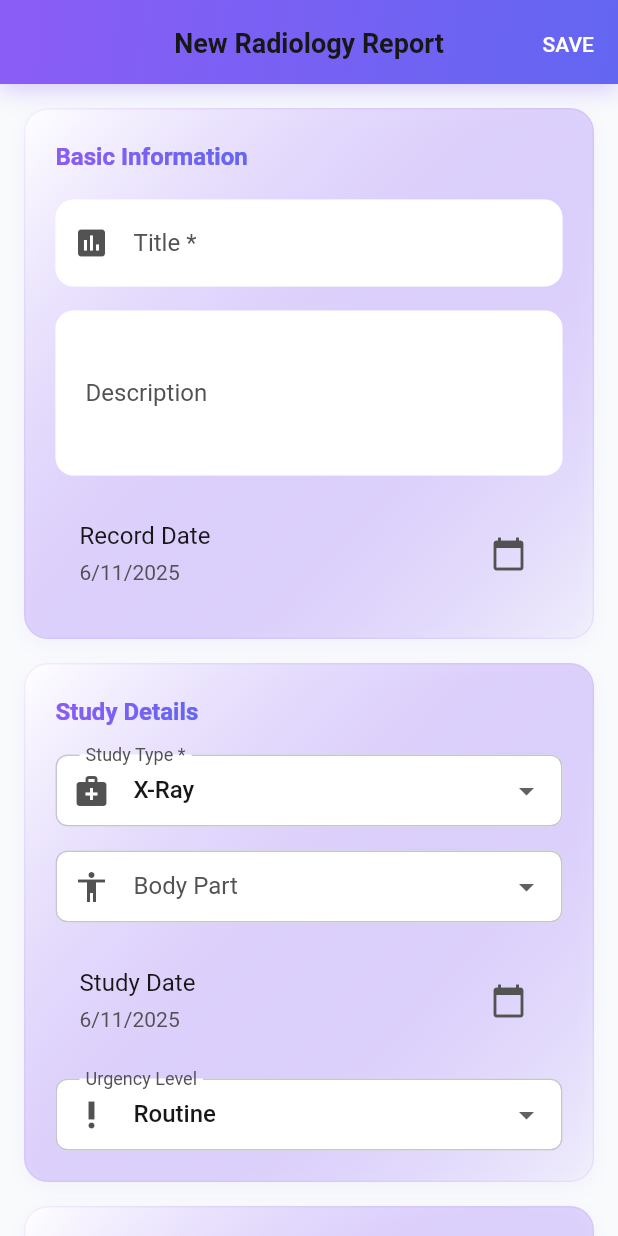
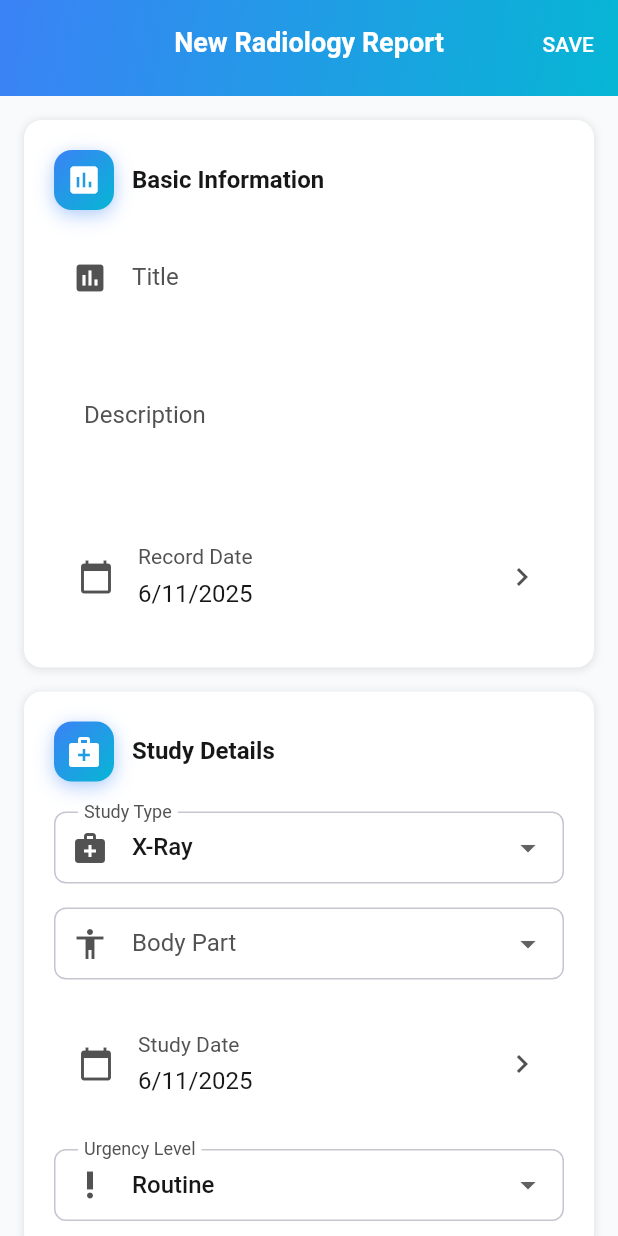
Before and after one commit to theprantadutta/health_box, a Flutter app: the RadiologyRecordFormScreen screen opened by its route, on a phone screen of 412 x 824 dp. Run offline on Flutter 3.47's test engine with Material 3 defaults, Android fonts, the phone set to English and light mode, and no system bars; our stand-ins replace audioplayers, connectivity_plus, csv, drift, file_picker, fl_chart and 14 more; missing offline and left inert: alarm, encrypted_drift, google_mlkit_text_recognition, googleapis; accounts and stored records are empty; generated files the repository leaves out were written again; statements that could not run were skipped.

Commit message:
feat(design-system): redesign Radiology form (Phase 5 - Batch 4 Part 1)

```diff
--- a/lib/features/medical_records/screens/radiology_record_form_screen.dart
+++ b/lib/features/medical_records/screens/radiology_record_form_screen.dart
@@ -7,7 +7,11 @@ import '../../../data/models/radiology_record.dart';
 import '../../../shared/widgets/attachment_form_widget.dart';
 import '../../../shared/services/attachment_service.dart';
 import '../../../shared/theme/design_system.dart';
-import '../../../shared/widgets/modern_text_field.dart';
+import '../../../shared/widgets/hb_app_bar.dart';
+import '../../../shared/widgets/hb_button.dart';
+import '../../../shared/widgets/hb_text_field.dart';
+import '../../../shared/widgets/hb_card.dart';
+import '../../../shared/widgets/hb_list_tile.dart';
 import 'dart:developer' as developer;
 
 class RadiologyRecordFormScreen extends ConsumerStatefulWidget {
@@ -67,46 +71,34 @@ class _RadiologyRecordFormScreenState
   @override
   Widget build(BuildContext context) {
     return Scaffold(
-      appBar: AppBar(
-        title: Text(_isEditing ? 'Edit Radiology Report' : 'New Radiology Report'),
-        iconTheme: const IconThemeData(color: Colors.white),
-        flexibleSpace: Container(
-          decoration: BoxDecoration(
-            gradient: HealthBoxDesignSystem.radiologyGradient,
-            boxShadow: [
-              BoxShadow(
-                color: HealthBoxDesignSystem.radiologyGradient.colors.first.withValues(alpha: 0.3),
-                offset: const Offset(0, 4),
-                blurRadius: 12,
+      appBar: HBAppBar.gradient(
+        title: _isEditing ? 'Edit Radiology Report' : 'New Radiology Report',
+        gradient: RecordTypeUtils.getGradient('radiology'),
+        actions: [
+          HBButton.text(
+            onPressed: _isLoading ? null : _saveRadiologyRecord,
+            child: Text(
+              _isLoading ? 'SAVING...' : 'SAVE',
+              style: const TextStyle(color: Colors.white),
             ),
-            ],
-          ),
-        ),
-        actions: [
-          TextButton(
-            onPressed: _isLoading ? null : _saveRadiologyRecord,
-            style: TextButton.styleFrom(
-              foregroundColor: Colors.white,
-            ),
-            child: Text(_isLoading ? 'SAVING...' : 'SAVE'),
           ),
         ],
       ),
       body: Form(
         key: _formKey,
         child: ListView(
-          padding: const EdgeInsets.all(16),
+          padding: EdgeInsets.all(context.responsivePadding),
           children: [
             _buildBasicInfoSection(),
-            const SizedBox(height: 16),
+            SizedBox(height: AppSpacing.base),
             _buildStudyDetailsSection(),
-            const SizedBox(height: 16),
+            SizedBox(height: AppSpacing.base),
             _buildClinicalInfoSection(),
-            const SizedBox(height: 16),
+            SizedBox(height: AppSpacing.base),
             _buildFindingsSection(),
-            const SizedBox(height: 16),
+            SizedBox(height: AppSpacing.base),
             _buildTechnicalDetailsSection(),
-            const SizedBox(height: 16),
+            SizedBox(height: AppSpacing.base),
             _buildAttachmentsSection(),
           ],
         ),
@@ -115,15 +107,18 @@ class _RadiologyRecordFormScreenState
   }
 
   Widget _buildBasicInfoSection() {
-    return _buildModernSection(
-      title: 'Basic Information',
+    return HBCard.elevated(
+      padding: EdgeInsets.all(AppSpacing.lg),
+      child: Column(
+        crossAxisAlignment: CrossAxisAlignment.start,
         children: [
-        ModernTextField(
+          _buildSectionHeader('Basic Information', Icons.assessment, RecordTypeUtils.getGradient('radiology')),
+          SizedBox(height: AppSpacing.lg),
+          HBTextField.filled(
             controller: _titleController,
-          labelText: 'Title *',
-          hintText: 'e.g., Chest X-Ray Report',
-          prefixIcon: const Icon(Icons.assessment),
-          focusGradient: HealthBoxDesignSystem.radiologyGradient,
+            label: 'Title',
+            hint: 'e.g., Chest X-Ray Report',
+            prefixIcon: Icons.assessment,
             validator: (value) {
               if (value == null || value.trim().isEmpty) {
                 return 'Title is required';
@@ -131,207 +126,203 @@ class _RadiologyRecordFormScreenState
               return null;
             },
           ),
-        const SizedBox(height: 16),
-        ModernTextField(
+          SizedBox(height: AppSpacing.base),
+          HBTextField.multiline(
             controller: _descriptionController,
-          labelText: 'Description',
-          hintText: 'Additional details about this study',
-          maxLines: 3,
-          focusGradient: HealthBoxDesignSystem.radiologyGradient,
+            label: 'Description',
+            hint: 'Additional details about this study',
+            minLines: 3,
+            maxLines: 5,
           ),
-        const SizedBox(height: 16),
-        ListTile(
-          title: const Text('Record Date'),
-          subtitle: Text(_formatDate(_recordDate)),
-          trailing: const Icon(Icons.calendar_today),
-          onTap: () => _selectDate(context, isRecordDate: true),
+          SizedBox(height: AppSpacing.base),
+          _buildDateTile('Record Date', _recordDate, () => _selectDate(context, isRecordDate: true)),
+        ],
       ),
-      ],
     );
   }
 
   Widget _buildStudyDetailsSection() {
-    return _buildModernSection(
-      title: 'Study Details',
+    return HBCard.elevated(
+      padding: EdgeInsets.all(AppSpacing.lg),
+      child: Column(
+        crossAxisAlignment: CrossAxisAlignment.start,
         children: [
+          _buildSectionHeader('Study Details', Icons.medical_services, RecordTypeUtils.getGradient('radiology')),
+          SizedBox(height: AppSpacing.lg),
           DropdownButtonFormField<String>(
-          initialValue: _selectedStudyType,
-          decoration: const InputDecoration(
-            labelText: 'Study Type *',
-            border: OutlineInputBorder(),
-            prefixIcon: Icon(Icons.medical_services),
+            value: _selectedStudyType,
+            decoration: InputDecoration(
+              labelText: 'Study Type',
+              prefixIcon: const Icon(Icons.medical_services),
+              filled: true,
+              fillColor: context.colorScheme.surfaceContainerHighest,
+              border: OutlineInputBorder(borderRadius: AppRadii.radiusMd, borderSide: BorderSide.none),
             ),
             items: RadiologyStudyTypes.allTypes
-              .map((type) => DropdownMenuItem(
-                    value: type,
-                    child: Text(type),
-                  ))
+                .map((type) => DropdownMenuItem(value: type, child: Text(type)))
                 .toList(),
             onChanged: (value) {
-            if (value != null) {
-              setState(() => _selectedStudyType = value);
-            }
+              if (value != null) setState(() => _selectedStudyType = value);
             },
             validator: (value) {
-            if (value == null || value.isEmpty) {
-              return 'Study type is required';
-            }
+              if (value == null || value.isEmpty) return 'Study type is required';
               return null;
             },
           ),
-        const SizedBox(height: 16),
+          SizedBox(height: AppSpacing.base),
           DropdownButtonFormField<String>(
-          initialValue: _selectedBodyPart,
-          decoration: const InputDecoration(
+            value: _selectedBodyPart,
+            decoration: InputDecoration(
               labelText: 'Body Part',
-            border: OutlineInputBorder(),
-            prefixIcon: Icon(Icons.accessibility),
+              prefixIcon: const Icon(Icons.accessibility),
+              filled: true,
+              fillColor: context.colorScheme.surfaceContainerHighest,
+              border: OutlineInputBorder(borderRadius: AppRadii.radiusMd, borderSide: BorderSide.none),
             ),
             items: RadiologyBodyParts.allParts
-              .map((part) => DropdownMenuItem(
-                    value: part,
-                    child: Text(part),
-                  ))
+                .map((part) => DropdownMenuItem(value: part, child: Text(part)))
+                .toList(),
+            onChanged: (value) => setState(() => _selectedBodyPart = value),
+          ),
+          SizedBox(height: AppSpacing.base),
+          _buildDateTile('Study Date', _studyDate, () => _selectDate(context, isRecordDate: false)),
+          SizedBox(height: AppSpacing.base),
+          DropdownButtonFormField<String>(
+            value: _selectedUrgency,
+            decoration: InputDecoration(
+              labelText: 'Urgency Level',
+              prefixIcon: const Icon(Icons.priority_high),
+              filled: true,
+              fillColor: context.colorScheme.surfaceContainerHighest,
+              border: OutlineInputBorder(borderRadius: AppRadii.radiusMd, borderSide: BorderSide.none),
+            ),
+            items: RadiologyUrgency.allLevels
+                .map((urgency) => DropdownMenuItem(value: urgency, child: Text(_getUrgencyDisplayName(urgency))))
                 .toList(),
             onChanged: (value) {
-            setState(() => _selectedBodyPart = value);
-          },
-        ),
-        const SizedBox(height: 16),
-        ListTile(
-          title: const Text('Study Date'),
-          subtitle: Text(_formatDate(_studyDate)),
-          trailing: const Icon(Icons.calendar_today),
-          onTap: () => _selectDate(context, isRecordDate: false),
-        ),
-        const SizedBox(height: 16),
-        DropdownButtonFormField<String>(
-          initialValue: _selectedUrgency,
-          decoration: const InputDecoration(
-            labelText: 'Urgency Level',
-            border: OutlineInputBorder(),
-            prefixIcon: Icon(Icons.priority_high),
-          ),
-          items: RadiologyUrgency.allLevels
-              .map((urgency) => DropdownMenuItem(
-                    value: urgency,
-                    child: Text(_getUrgencyDisplayName(urgency)),
-                  ))
-              .toList(),
-          onChanged: (value) {
-            if (value != null) {
-              setState(() => _selectedUrgency = value);
-            }
+              if (value != null) setState(() => _selectedUrgency = value);
             },
           ),
         ],
+      ),
     );
   }
 
   Widget _buildClinicalInfoSection() {
-    return _buildModernSection(
-      title: 'Clinical Information',
+    return HBCard.elevated(
+      padding: EdgeInsets.all(AppSpacing.lg),
+      child: Column(
+        crossAxisAlignment: CrossAxisAlignment.start,
         children: [
-        ModernTextField(
+          _buildSectionHeader('Clinical Information', Icons.person, RecordTypeUtils.getGradient('radiology')),
+          SizedBox(height: AppSpacing.lg),
+          HBTextField.filled(
             controller: _radiologistController,
-          labelText: 'Radiologist',
-          hintText: 'Interpreting radiologist name',
-          prefixIcon: const Icon(Icons.person),
-          focusGradient: HealthBoxDesignSystem.radiologyGradient,
+            label: 'Radiologist',
+            hint: 'Interpreting radiologist name',
+            prefixIcon: Icons.person,
           ),
-        const SizedBox(height: 16),
-        ModernTextField(
+          SizedBox(height: AppSpacing.base),
+          HBTextField.filled(
             controller: _facilityController,
-          labelText: 'Facility',
-          hintText: 'Where the study was performed',
-          prefixIcon: const Icon(Icons.local_hospital),
-          focusGradient: HealthBoxDesignSystem.radiologyGradient,
+            label: 'Facility',
+            hint: 'Where the study was performed',
+            prefixIcon: Icons.local_hospital,
           ),
-        const SizedBox(height: 16),
-        ModernTextField(
+          SizedBox(height: AppSpacing.base),
+          HBTextField.filled(
             controller: _referringPhysicianController,
-          labelText: 'Referring Physician',
-          hintText: 'Doctor who ordered the study',
-          prefixIcon: const Icon(Icons.person_outline),
-          focusGradient: HealthBoxDesignSystem.radiologyGradient,
+            label: 'Referring Physician',
+            hint: 'Doctor who ordered the study',
+            prefixIcon: Icons.person_outline,
           ),
         ],
+      ),
     );
   }
 
   Widget _buildFindingsSection() {
-    return _buildModernSection(
-      title: 'Findings & Interpretation',
+    return HBCard.elevated(
+      padding: EdgeInsets.all(AppSpacing.lg),
+      child: Column(
+        crossAxisAlignment: CrossAxisAlignment.start,
         children: [
-        SwitchListTile(
-          title: const Text('Normal Study'),
-          subtitle: const Text('Check if findings are within normal limits'),
+          _buildSectionHeader('Findings & Interpretation', Icons.search, RecordTypeUtils.getGradient('radiology')),
+          SizedBox(height: AppSpacing.lg),
+          HBListTile.switchTile(
+            title: 'Normal Study',
+            subtitle: 'Check if findings are within normal limits',
+            icon: Icons.check_circle,
             value: _isNormal,
-          onChanged: (value) {
-            setState(() => _isNormal = value);
-          },
+            onChanged: (value) => setState(() => _isNormal = value),
+            iconColor: AppColors.success,
           ),
-        const SizedBox(height: 16),
-        ModernTextField(
+          SizedBox(height: AppSpacing.base),
+          HBTextField.multiline(
             controller: _findingsController,
-          labelText: 'Findings',
-          hintText: 'Detailed radiological findings',
-          prefixIcon: const Icon(Icons.search),
-          maxLines: 4,
-          focusGradient: HealthBoxDesignSystem.radiologyGradient,
+            label: 'Findings',
+            hint: 'Detailed radiological findings',
+            prefixIcon: Icons.search,
+            minLines: 4,
+            maxLines: 6,
           ),
-        const SizedBox(height: 16),
-        ModernTextField(
+          SizedBox(height: AppSpacing.base),
+          HBTextField.multiline(
             controller: _impressionController,
-          labelText: 'Impression',
-          hintText: 'Radiologist\'s diagnostic impression',
-          prefixIcon: const Icon(Icons.psychology),
-          maxLines: 3,
-          focusGradient: HealthBoxDesignSystem.radiologyGradient,
+            label: 'Impression',
+            hint: 'Radiologist\'s diagnostic impression',
+            prefixIcon: Icons.psychology,
+            minLines: 3,
+            maxLines: 5,
           ),
-        const SizedBox(height: 16),
-        ModernTextField(
+          SizedBox(height: AppSpacing.base),
+          HBTextField.multiline(
             controller: _recommendationController,
-          labelText: 'Recommendations',
-          hintText: 'Follow-up recommendations',
-          prefixIcon: const Icon(Icons.recommend),
-          maxLines: 3,
-          focusGradient: HealthBoxDesignSystem.radiologyGradient,
+            label: 'Recommendations',
+            hint: 'Follow-up recommendations',
+            prefixIcon: Icons.recommend,
+            minLines: 3,
+            maxLines: 5,
           ),
         ],
+      ),
     );
   }
 
   Widget _buildTechnicalDetailsSection() {
-    return _buildModernSection(
-      title: 'Technical Details',
+    return HBCard.elevated(
+      padding: EdgeInsets.all(AppSpacing.lg),
+      child: Column(
+        crossAxisAlignment: CrossAxisAlignment.start,
         children: [
-        ModernTextField(
+          _buildSectionHeader('Technical Details', Icons.settings, RecordTypeUtils.getGradient('radiology')),
+          SizedBox(height: AppSpacing.lg),
+          HBTextField.multiline(
             controller: _techniqueController,
-          labelText: 'Technique',
-          hintText: 'Imaging technique used',
-          prefixIcon: const Icon(Icons.settings),
-          maxLines: 2,
-          focusGradient: HealthBoxDesignSystem.radiologyGradient,
+            label: 'Technique',
+            hint: 'Imaging technique used',
+            prefixIcon: Icons.settings,
+            minLines: 2,
+            maxLines: 4,
           ),
-        const SizedBox(height: 16),
-        ModernTextField(
+          SizedBox(height: AppSpacing.base),
+          HBTextField.filled(
             controller: _contrastController,
-          labelText: 'Contrast Agent',
-          hintText: 'Contrast used (if any)',
-          prefixIcon: const Icon(Icons.colorize),
-          focusGradient: HealthBoxDesignSystem.radiologyGradient,
+            label: 'Contrast Agent',
+            hint: 'Contrast used (if any)',
+            prefixIcon: Icons.colorize,
           ),
-        const SizedBox(height: 16),
-        ModernTextField(
+          SizedBox(height: AppSpacing.base),
+          HBTextField.multiline(
             controller: _protocolUsedController,
-          labelText: 'Protocol Used',
-          hintText: 'Imaging protocol or sequence',
-          prefixIcon: const Icon(Icons.list),
-          maxLines: 2,
-          focusGradient: HealthBoxDesignSystem.radiologyGradient,
+            label: 'Protocol Used',
+            hint: 'Imaging protocol or sequence',
+            prefixIcon: Icons.list,
+            minLines: 2,
+            maxLines: 4,
           ),
         ],
+      ),
     );
   }
 
@@ -424,52 +415,37 @@ class _RadiologyRecordFormScreenState
           SnackBar(
             content: Row(
               children: [
-                const Icon(Icons.check_circle_outline, color: Colors.white, size: 20),
-                const SizedBox(width: 8),
-                const Expanded(
-                  child: Text('Radiology record saved successfully'),
-                ),
+                const Icon(Icons.check_circle_outline, color: Colors.white, size: AppSizes.iconSm),
+                SizedBox(width: AppSpacing.sm),
+                const Expanded(child: Text('Radiology record saved successfully')),
               ],
             ),
-            backgroundColor: Colors.green,
+            backgroundColor: AppColors.success,
             behavior: SnackBarBehavior.floating,
-            shape: RoundedRectangleBorder(borderRadius: BorderRadius.circular(8)),
+            shape: RoundedRectangleBorder(borderRadius: AppRadii.radiusMd),
           ),
         );
       }
 
-      // Log success
-      developer.log(
-        'Radiology record created successfully for profile: $selectedProfileId',
-        name: 'RadiologyRecordForm',
-        level: 800, // INFO level
-      );
+      developer.log('Radiology record created successfully for profile: $selectedProfileId',
+        name: 'RadiologyRecordForm', level: 800);
     } catch (error, stackTrace) {
-      // Log detailed error to console
-      developer.log(
-        'Failed to save radiology record',
-        name: 'RadiologyRecordForm',
-        level: 1000, // ERROR level
-        error: error,
-        stackTrace: stackTrace,
-      );
+      developer.log('Failed to save radiology record',
+        name: 'RadiologyRecordForm', level: 1000, error: error, stackTrace: stackTrace);
 
       if (mounted) {
-        // Show user-friendly error message
         ScaffoldMessenger.of(context).showSnackBar(
           SnackBar(
             content: Row(
               children: [
-                const Icon(Icons.error_outline, color: Colors.white, size: 20),
-                const SizedBox(width: 8),
-                const Expanded(
-                  child: Text('Failed to save radiology record. Please try again.'),
-                ),
+                const Icon(Icons.error_outline, color: Colors.white, size: AppSizes.iconSm),
+                SizedBox(width: AppSpacing.sm),
+                const Expanded(child: Text('Failed to save radiology record. Please try again.')),
               ],
             ),
-            backgroundColor: Theme.of(context).colorScheme.error,
+            backgroundColor: AppColors.error,
             behavior: SnackBarBehavior.floating,
-            shape: RoundedRectangleBorder(borderRadius: BorderRadius.circular(8)),
+            shape: RoundedRectangleBorder(borderRadius: AppRadii.radiusMd),
             action: SnackBarAction(
               label: 'Retry',
               textColor: Colors.white,
@@ -501,98 +477,80 @@ class _RadiologyRecordFormScreenState
   }
 
   Widget _buildAttachmentsSection() {
-    return _buildModernSection(
-      title: 'Attachments',
-      subtitle: 'Add imaging results, radiologist reports, or scan images',
+    return HBCard.elevated(
+      padding: EdgeInsets.all(AppSpacing.lg),
+      child: Column(
+        crossAxisAlignment: CrossAxisAlignment.start,
         children: [
+          _buildSectionHeader('Attachments', Icons.attach_file, RecordTypeUtils.getGradient('radiology')),
+          SizedBox(height: AppSpacing.sm),
+          Text('Add imaging results, radiologist reports, or scan images',
+            style: context.textTheme.bodySmall?.copyWith(color: context.colorScheme.onSurfaceVariant)),
+          SizedBox(height: AppSpacing.base),
           AttachmentFormWidget(
             initialAttachments: _attachments,
             onAttachmentsChanged: (attachments) {
-            setState(() {
-              _attachments = attachments;
-            });
+              setState(() => _attachments = attachments);
             },
             maxFiles: 10,
             allowedExtensions: const ['pdf', 'jpg', 'jpeg', 'png', 'doc', 'docx', 'dicom'],
             maxFileSizeMB: 50,
           ),
         ],
+      ),
     );
   }
 
-  Widget _buildModernSection({
-    required String title,
-    String? subtitle,
-    required List<Widget> children,
-    Gradient? gradient,
-  }) {
-    return Container(
+  Widget _buildSectionHeader(String title, IconData icon, Gradient gradient) {
+    return Row(
+      children: [
+        Container(
+          padding: EdgeInsets.all(AppSpacing.sm),
           decoration: BoxDecoration(
-        gradient: LinearGradient(
-          begin: Alignment.topLeft,
-          end: Alignment.bottomRight,
-          colors: [
-            Colors.white,
-            (gradient ?? HealthBoxDesignSystem.radiologyGradient)
-                .colors
-                .first
-                .withValues(alpha: 0.03),
+            gradient: gradient,
+            borderRadius: BorderRadius.circular(AppRadii.md),
+            boxShadow: AppElevation.coloredShadow(gradient.colors.first, opacity: 0.3),
+          ),
+          child: Icon(icon, size: AppSizes.iconMd, color: Colors.white),
+        ),
+        SizedBox(width: AppSpacing.md),
+        Text(title, style: context.textTheme.titleMedium?.copyWith(
+          fontWeight: AppTypography.fontWeightSemiBold,
+          color: context.colorScheme.onSurface)),
       ],
+    );
+  }
+
+  Widget _buildDateTile(String label, DateTime date, VoidCallback onTap) {
+    return InkWell(
+      onTap: onTap,
+      borderRadius: AppRadii.radiusMd,
+      child: Container(
+        padding: EdgeInsets.all(AppSpacing.base),
+        decoration: BoxDecoration(
+          color: context.colorScheme.surfaceContainerHighest,
+          borderRadius: AppRadii.radiusMd,
         ),
-        borderRadius: BorderRadius.circular(16),
-        border: Border.all(
-          color: (gradient ?? HealthBoxDesignSystem.radiologyGradient)
-              .colors
-              .first
-              .withValues(alpha: 0.1),
-          width: 1,
-        ),
-        boxShadow: [
-          BoxShadow(
-            color: (gradient ?? HealthBoxDesignSystem.radiologyGradient)
-                .colors
-                .first
-                .withValues(alpha: 0.05),
-            blurRadius: 10,
-            offset: const Offset(0, 4),
-          ),
-        ],
-      ),
-      child: Padding(
-        padding: const EdgeInsets.all(20),
+        child: Row(
+          children: [
+            Icon(Icons.calendar_today, color: context.colorScheme.onSurfaceVariant, size: AppSizes.iconMd),
+            SizedBox(width: AppSpacing.base),
+            Expanded(
               child: Column(
                 crossAxisAlignment: CrossAxisAlignment.start,
                 children: [
-            ShaderMask(
-              shaderCallback: (bounds) => (gradient ?? HealthBoxDesignSystem.radiologyGradient)
-                  .createShader(bounds),
-              child: Text(
-                title,
-                style: Theme.of(context).textTheme.titleMedium?.copyWith(
-                      fontWeight: FontWeight.bold,
-                      color: Colors.white,
+                  Text(label, style: context.textTheme.bodyMedium?.copyWith(
+                    color: context.colorScheme.onSurfaceVariant)),
+                  Text('${date.day}/${date.month}/${date.year}',
+                    style: context.textTheme.bodyLarge?.copyWith(color: context.colorScheme.onSurface)),
+                ],
               ),
             ),
-            ),
-            if (subtitle != null) ...[
-              const SizedBox(height: 4),
-              Text(
-                subtitle,
-                style: Theme.of(context).textTheme.bodyMedium?.copyWith(
-                      color: Theme.of(context).colorScheme.onSurfaceVariant,
-                    ),
-              ),
-            ],
-            const SizedBox(height: 16),
-            ...children,
+            Icon(Icons.chevron_right, color: context.colorScheme.onSurfaceVariant),
           ],
         ),
       ),
     );
-  }
-
-  String _formatDate(DateTime date) {
-    return '${date.day}/${date.month}/${date.year}';
   }
 
   @override
```
Lines whose indentation alone changed are shown as unchanged.
